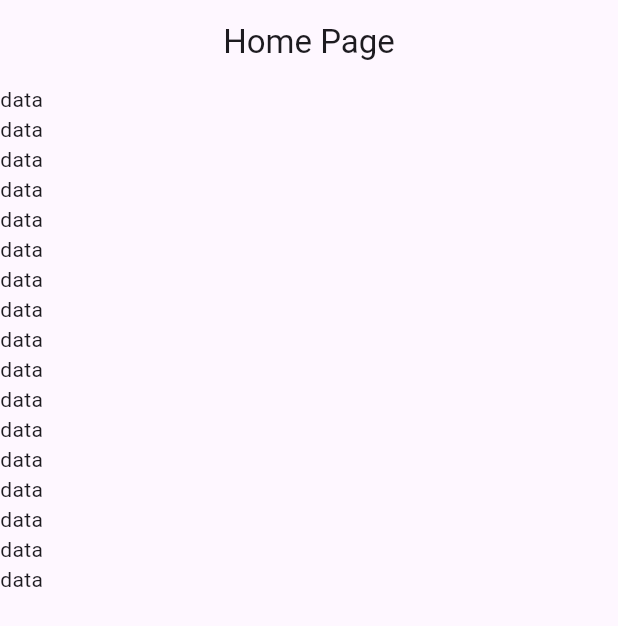
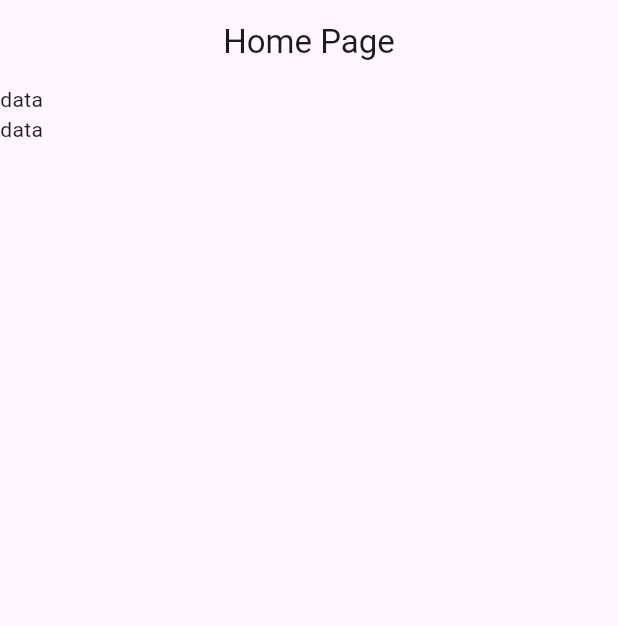
Before and after one commit to fahimshahariar09/medical_store, a Flutter app: the screen it shows after launch, on a phone screen of 412 x 824 dp. Shown: the top 626 px of the screen. Run offline on Flutter 3.47's test engine with Material 3 defaults, Android fonts, the phone set to English and light mode, and no system bars.

Commit message:
first commit

```diff
--- a/lib/view/screen/home_page.dart
+++ b/lib/view/screen/home_page.dart
@@ -14,21 +14,6 @@ class HomePage extends StatelessWidget {
         children: [
           Text("data"),
           Text("data"),
-          Text("data"),
-          Text("data"),
-          Text("data"),
-          Text("data"),
-          Text("data"),
-          Text("data"),
-          Text("data"),
-          Text("data"),
-          Text("data"),
-          Text("data"),
-          Text("data"),
-          Text("data"),
-          Text("data"),
-          Text("data"),
-          Text("data"),
 
         ],
       ),
```
